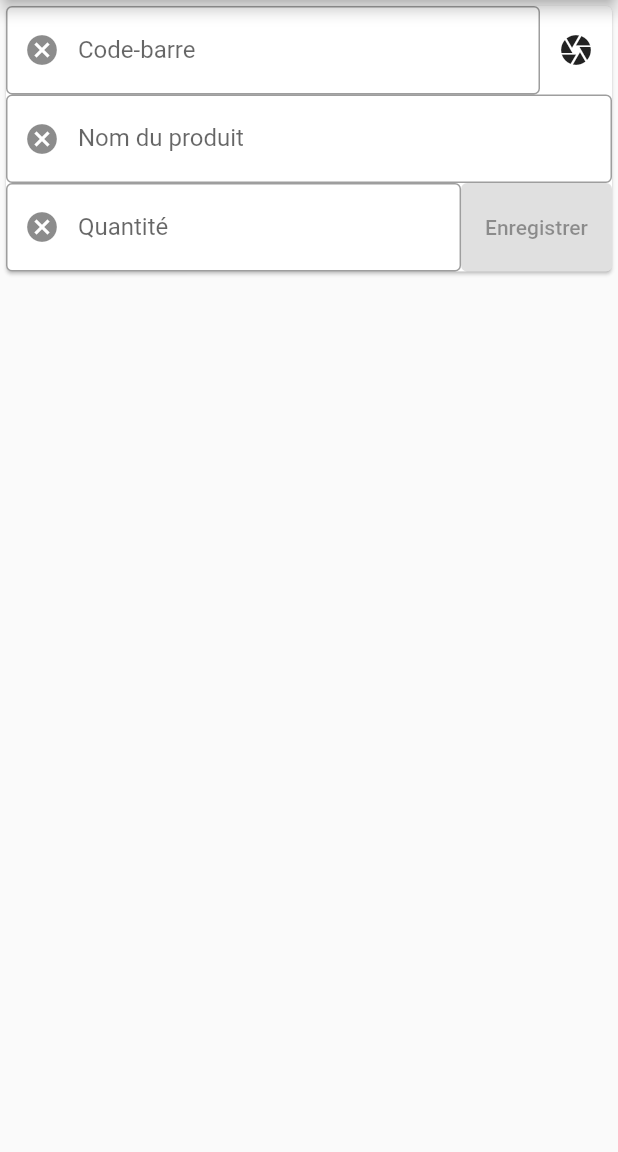
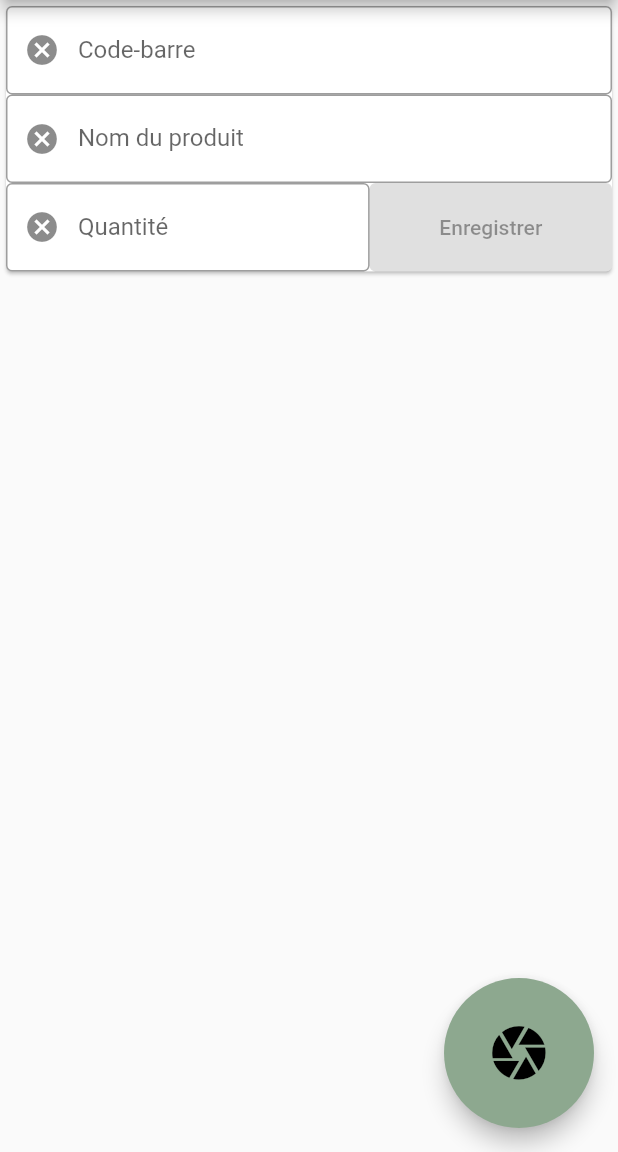
Before and after one commit to lachouettecoop/InventoryCoop, a Flutter app: the InventoryWidget screen opened directly, on a phone screen of 412 x 824 dp, the part 84-1236 px from its top. Run offline on Flutter 3.47's test engine with Material 2 defaults, Android fonts, the phone set to English and light mode, and no system bars; our stand-ins replace diacritic, flutter_typeahead, retry; missing offline and left inert: flutter_barcode_scanner; accounts and stored records are empty; network calls fail.

Commit message:
Update flutter version
Signed-off-by: Vincent Bisserie <vincent.bisserie@renault.com>

```diff
--- a/lib/counter.dart
+++ b/lib/counter.dart
@@ -1,5 +1,4 @@
 import 'package:flutter/material.dart';
-
 import 'package:inventory_coop/api/client.dart';
 import 'package:inventory_coop/inventory.dart';
 import 'package:inventory_coop/model/product.dart';
@@ -13,7 +12,7 @@ class CounterWidget extends StatefulWidget {
 class _CounterState extends State<CounterWidget> {
   String _name = Storage().user.lastname;
   String _team = '';
-  Future<List<Product>> _products;
+  late Future<List<Product>> _products;
   bool _showValidate = false;
 
   @override
@@ -68,7 +67,7 @@ class _CounterState extends State<CounterWidget> {
           Storage().products.clear();
           List<Widget> children = <Widget>[];
           if (snapshot.hasData) {
-            Storage().products.addAll(snapshot.data);
+            Storage().products.addAll(snapshot.data as List<Product>);
             children = <Widget>[
               TextFormField(
                 initialValue: Storage().user.lastname,
--- a/lib/inventory.dart
+++ b/lib/inventory.dart
@@ -1,16 +1,16 @@
 import 'dart:async';
 import 'dart:collection';
 
-import 'package:inventory_coop/api/client.dart';
-import 'package:inventory_coop/model/count.dart';
-import 'package:inventory_coop/model/product.dart';
-import 'package:inventory_coop/model/storage.dart';
 import 'package:diacritic/diacritic.dart';
 import 'package:flutter/material.dart';
 import 'package:flutter/services.dart';
 import 'package:flutter_barcode_scanner/flutter_barcode_scanner.dart';
 import 'package:flutter_typeahead/flutter_typeahead.dart';
 import 'package:intl/intl.dart';
+import 'package:inventory_coop/api/client.dart';
+import 'package:inventory_coop/model/count.dart';
+import 'package:inventory_coop/model/product.dart';
+import 'package:inventory_coop/model/storage.dart';
 
 const NO_BARCODE = '-';
 
@@ -25,6 +25,7 @@ class InventoryState extends State<InventoryWidget> {
   final _qtyController = TextEditingController();
 
   final _qtyFocus = FocusNode();
+  bool _recordInProgress = false;
 
   List<Count> _countsDisplayed = [];
 
@@ -111,8 +112,7 @@ class InventoryState extends State<InventoryWidget> {
     // Platform messages may fail, so we use a try/catch PlatformException.
     try {
       barcodeScanRes = await FlutterBarcodeScanner.scanBarcode(
-          "#ff6666", "Cancel", true, ScanMode.BARCODE);
-      print(barcodeScanRes);
+          '#ff6666', 'Cancel', true, ScanMode.BARCODE);
     } on PlatformException {
       barcodeScanRes = 'Failed to get platform version.';
     }
@@ -123,11 +123,12 @@ class InventoryState extends State<InventoryWidget> {
     if (!mounted) return;
 
     setState(() {
-      _barcodeController.text = barcodeScanRes;
+      _barcodeController.text = barcodeScanRes != '-1' ? barcodeScanRes : '';
     });
   }
 
   void recordCount() {
+    _recordInProgress = true;
     var product = _productsByName[_productNameController.text];
     if (product != null && _isQtyValid()) {
       ApiClient().postCount(Storage().counter, Storage().zone,
@@ -143,6 +144,7 @@ class InventoryState extends State<InventoryWidget> {
       _barcodeController.clear();
       _productNameController.clear();
       _qtyController.clear();
+      _recordInProgress = false;
       FocusScope.of(context).unfocus();
     }
   }
@@ -152,13 +154,7 @@ class InventoryState extends State<InventoryWidget> {
       Card(
         child: Column(
           children: [
-            IntrinsicHeight(
-              child: Row(
-                crossAxisAlignment: CrossAxisAlignment.stretch,
-                mainAxisAlignment: MainAxisAlignment.center,
-                children: <Widget>[
-                  Flexible(
-                    child: TypeAheadFormField(
+            TypeAheadFormField(
               textFieldConfiguration: TextFieldConfiguration(
                 controller: _barcodeController,
                 decoration: InputDecoration(
@@ -185,7 +181,7 @@ class InventoryState extends State<InventoryWidget> {
               itemBuilder: (context, suggestion) {
                 return ListTile(
                   dense: true,
-                          title: Text(suggestion),
+                  title: Text(suggestion as String),
                 );
               },
               noItemsFoundBuilder: (context) {
@@ -201,21 +197,12 @@ class InventoryState extends State<InventoryWidget> {
                     ),
                   );
                 } else {
-                          return null;
+                  return Text('');
                 }
               },
               onSuggestionSelected: (suggestion) {
-                        _barcodeController.text = suggestion;
+                _barcodeController.text = suggestion as String;
               },
-                    ),
-                  ),
-                  IconButton(
-                    icon: Icon(Icons.camera),
-                    tooltip: "Scan",
-                    onPressed: scan,
-                  ),
-                ],
-              ),
             ),
             TypeAheadFormField(
               textFieldConfiguration: TextFieldConfiguration(
@@ -252,7 +239,7 @@ class InventoryState extends State<InventoryWidget> {
               itemBuilder: (context, suggestion) {
                 return ListTile(
                   dense: true,
-                  title: Text(suggestion),
+                  title: Text(suggestion as String),
                 );
               },
               noItemsFoundBuilder: (context) {
@@ -268,11 +255,11 @@ class InventoryState extends State<InventoryWidget> {
                     ),
                   );
                 } else {
-                  return null;
+                  return Text('');
                 }
               },
               onSuggestionSelected: (suggestion) {
-                _productNameController.text = suggestion;
+                _productNameController.text = suggestion as String;
               },
             ),
             IntrinsicHeight(
@@ -280,7 +267,8 @@ class InventoryState extends State<InventoryWidget> {
                 crossAxisAlignment: CrossAxisAlignment.stretch,
                 mainAxisAlignment: MainAxisAlignment.center,
                 children: <Widget>[
-                  Flexible(
+                  Expanded(
+                    flex: 6,
                     child: TextField(
                       controller: _qtyController,
                       decoration: InputDecoration(
@@ -292,19 +280,26 @@ class InventoryState extends State<InventoryWidget> {
                         ),
                       ),
                       onSubmitted: (String value) {
-                        this.recordCount();
+                        if (!_recordInProgress) this.recordCount();
                       },
                       focusNode: _qtyFocus,
                       keyboardType: TextInputType.number,
                     ),
                   ),
-                  ElevatedButton(
+                  Expanded(
+                    flex: 4,
+                    child: SizedBox(
+                      width: 200,
+                      child: ElevatedButton(
                         child: Text('Enregistrer'),
-                    onPressed: _productNameController.text.isEmpty
+                        onPressed: _productNameController.text.isEmpty ||
+                                _recordInProgress
                             ? null
                             : () => setState(() {
                                   this.recordCount();
                                 }),
+                      ),
+                    ),
                   ),
                 ],
               ),
@@ -324,7 +319,7 @@ class InventoryState extends State<InventoryWidget> {
                     crossAxisAlignment: CrossAxisAlignment.stretch,
                     mainAxisAlignment: MainAxisAlignment.spaceBetween,
                     children: <Widget>[
-                      Text(product.name),
+                      Text(product?.name ?? ''),
                       Text(count.qty),
                     ],
                   ),
@@ -342,6 +337,18 @@ class InventoryState extends State<InventoryWidget> {
       body: Column(
         children: columnChildren(),
       ),
+      floatingActionButton: Container(
+        height: 100.0,
+        width: 100.0,
+        child: FittedBox(
+          child: FloatingActionButton(
+            tooltip: 'Scan',
+            onPressed: scan,
+            backgroundColor: Theme.of(context).colorScheme.secondary,
+            child: const Icon(Icons.camera),
+          ),
+        ),
+      ),
     );
   }
 }
--- a/lib/model/count.dart
+++ b/lib/model/count.dart
@@ -6,7 +6,11 @@ class Count {
   final String product;
   final String qty;
 
-  Count({this.counter, this.zone, this.product, this.qty});
+  Count(
+      {required this.counter,
+      required this.zone,
+      required this.product,
+      required this.qty});
 
   factory Count.fromJson(Map<String, dynamic> json) {
     return Count(
--- a/lib/model/inventory.dart
+++ b/lib/model/inventory.dart
@@ -1,4 +1,5 @@
 import 'dart:collection';
+
 import 'product.dart';
 
 class Inventory {
@@ -9,9 +10,9 @@ class Inventory {
   final String id;
   String date = '';
   int state = Inventory.INITIATED;
-  HashMap<String, Product> counts;
+  HashMap<String, Product> counts = HashMap();
 
-  Inventory({this.id, this.date, this.state});
+  Inventory({required this.id, required this.date, required this.state});
 
   bool isActive() {
     return state == ACTIVE;
--- a/lib/model/product.dart
+++ b/lib/model/product.dart
@@ -3,7 +3,7 @@ class Product {
   final String name;
   final String barcode;
 
-  Product({this.id, this.name, this.barcode});
+  Product({required this.id, required this.name, required this.barcode});
 
   factory Product.fromJson(Map<String, dynamic> json) {
     return Product(
--- a/lib/model/storage.dart
+++ b/lib/model/storage.dart
@@ -4,10 +4,10 @@ import 'package:inventory_coop/model/product.dart';
 import 'package:inventory_coop/model/user.dart';
 
 class Storage {
-  String counter;
-  String zone;
-  User user;
-  Inventory inventory;
+  late String counter;
+  late String zone;
+  late User user;
+  late Inventory inventory;
   List<Product> products = [];
   List<Count> counts = [];
 
--- a/lib/model/user.dart
+++ b/lib/model/user.dart
@@ -4,7 +4,11 @@ class User {
   final String lastname;
   final String role;
 
-  User({this.user, this.name, this.lastname, this.role});
+  User(
+      {required this.user,
+      required this.name,
+      required this.lastname,
+      required this.role});
 
   factory User.fromJson(Map<String, dynamic> json) {
     return User(
```
Also changed, not shown: lib/api/client.dart (+17 -13 lines), lib/inventories.dart (+8 -10 lines), lib/login.dart (+8 -10 lines), lib/main.dart (+3 -5 lines), pubspec.yaml (+7 -7 lines), pubspec.lock, 3 other files. Lines whose indentation alone changed are shown as unchanged.
